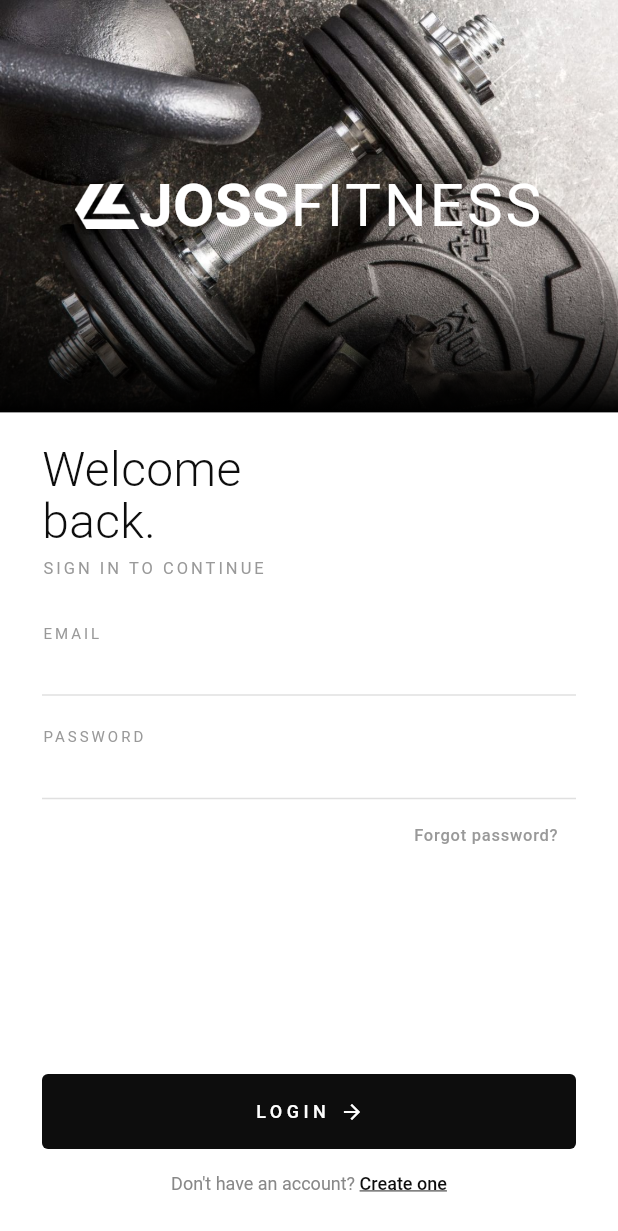
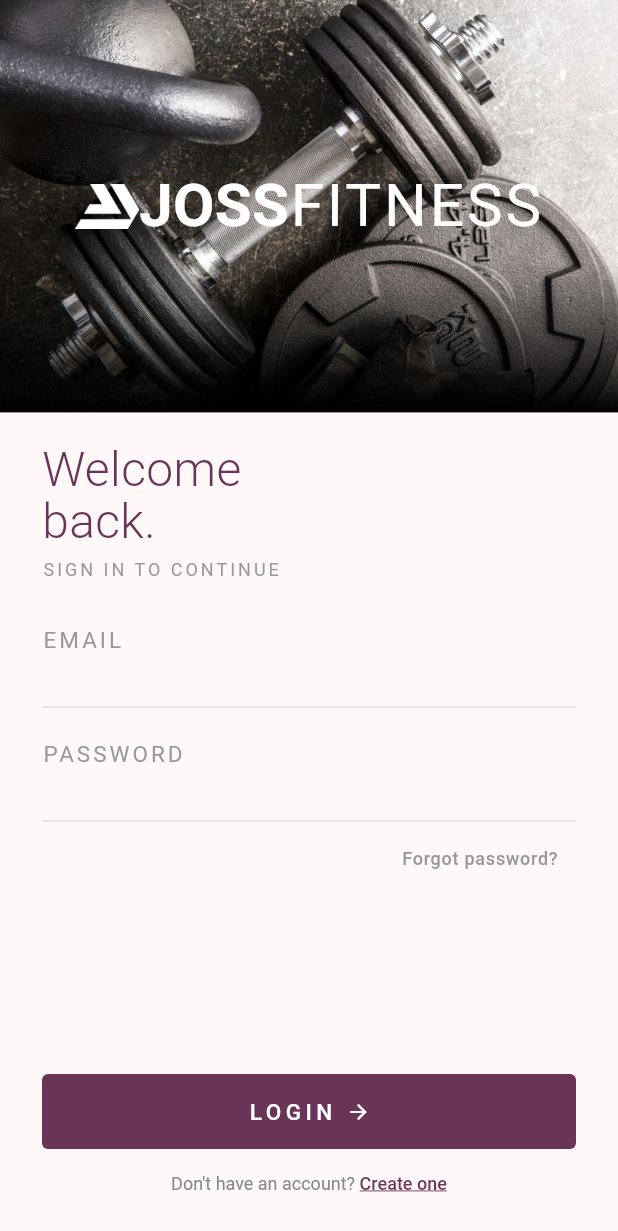
Before and after one commit to emiDeAguilar/supa_gym, a Flutter app: the screen it shows after launch, on a phone screen of 412 x 824 dp. Shown: the top 1231 px of the screen. Run offline on Flutter 3.47's test engine with Material 3 defaults, Android fonts, the phone set to English and light mode, and no system bars; our stand-ins replace flutter_riverpod, supabase_flutter; accounts and stored records are empty; Roboto replaces fonts that are missing (Montserrat).

Commit message:
styles for login and sign up

```diff
--- a/lib/main.dart
+++ b/lib/main.dart
@@ -18,21 +18,21 @@
 
   @override
   Widget build(BuildContext context) {
-    final Color colorScheme = const Color.fromARGB(255, 255, 255, 255);
+    const Color seedColor = Color.fromRGBO(255, 0, 212, 1);
+
   final lightTheme = ThemeData(
     useMaterial3: true,
-      colorScheme: const ColorScheme.light(
-    primary: Colors.white,
-    onPrimary: Colors.black,
-    surface: Colors.black,
-    onSurface: Colors.white,
+    colorScheme: ColorScheme.fromSeed(
+      seedColor: seedColor,
+      brightness: Brightness.light,
+
     ),
   );
 
   final darkTheme = ThemeData(
     useMaterial3: true,
     colorScheme: ColorScheme.fromSeed(
-        seedColor: colorScheme,
+      seedColor: seedColor,
       brightness: Brightness.dark,
     ),
   );
--- a/lib/screens/features/auth/login_page.dart
+++ b/lib/screens/features/auth/login_page.dart
@@ -2,7 +2,7 @@
 import 'package:supa_routines/screens/features/auth/auth_service.dart';
 import 'package:supa_routines/screens/features/auth/register_page.dart';
 import 'package:supa_routines/widgets/gym_logo.dart';
-
+import 'package:supa_routines/styles/app_text_styles.dart';
 class LoginPage extends StatefulWidget {
   const LoginPage({super.key});
 
@@ -34,7 +34,7 @@
   Widget build(BuildContext context) {
     return Scaffold(
   resizeToAvoidBottomInset: false,
-  backgroundColor: Theme.of(context).colorScheme.primaryContainer,
+  backgroundColor: Theme.of(context).colorScheme.surface,
   body: SafeArea(
     child: Column(
       children: [
@@ -79,7 +79,7 @@
               ),
               Container(
               alignment: Alignment.center,
-              child: const GymLogo(isLightBg: false, logoSize: 40,),
+              child: const GymLogo(isDarkBg: true, logoSize: 40,),
             ),
             ],
           ),
@@ -93,20 +93,20 @@
               crossAxisAlignment: CrossAxisAlignment.start,
               children: [
                 const SizedBox(height: 20),
-                const Text(
+                 Text(
                   'Welcome\nback.',
                   style: TextStyle(
                     fontSize: 32,
                     fontWeight: FontWeight.w300,
-                    color: Color(0xFF0D0D0D),
+                    color: Theme.of(context).colorScheme.onPrimaryContainer,
                     height: 1.1,
                   ),
                 ),
                 const SizedBox(height: 6),
-                const Text(
+                 Text(
                   'SIGN IN TO CONTINUE',
                   style: TextStyle(
-                    fontSize: 11,
+                    fontSize: AppTextStyles.smallFont,
                     letterSpacing: 2,
                     color: Color(0xFF999999),
                   ),
@@ -117,7 +117,7 @@
                 const Text(
                   'EMAIL',
                   style: TextStyle(
-                    fontSize: 10,
+                    fontSize: AppTextStyles.mediumFont,
                     letterSpacing: 2,
                     color: Color(0xFF999999),
                   ),
@@ -150,7 +150,7 @@
                 const Text(
                   'PASSWORD',
                   style: TextStyle(
-                    fontSize: 10,
+                    fontSize: AppTextStyles.mediumFont,
                     letterSpacing: 2,
                     color: Color(0xFF999999),
                   ),
@@ -186,7 +186,7 @@
                     child: const Text(
                       'Forgot password?',
                       style: TextStyle(
-                        fontSize: 11,
+                        fontSize: AppTextStyles.smallFont,
                         color: Color(0xFF999999),
                         letterSpacing: 0.5,
                       ),
@@ -203,7 +203,7 @@
                   child: ElevatedButton(
                     onPressed: login,
                     style: ElevatedButton.styleFrom(
-                      backgroundColor: const Color(0xFF0D0D0D),
+                      backgroundColor: Theme.of(context).colorScheme.onPrimaryContainer,
                       foregroundColor: Colors.white,
                       elevation: 0,
                       shape: RoundedRectangleBorder(
@@ -215,7 +215,7 @@
                       children: [
                         Text(
                           'LOGIN',
-                          style: TextStyle(letterSpacing: 3, fontSize: 12),
+                          style: TextStyle(letterSpacing: 3, fontSize: AppTextStyles.mediumFont),
                         ),
                         SizedBox(width: 8),
                         Icon(Icons.arrow_forward, size: 16),
@@ -233,14 +233,14 @@
                       MaterialPageRoute(builder: (_) => const RegisterPage()),
                     ),
                     child: RichText(
-                      text: const TextSpan(
-                        style: TextStyle(fontSize: 12, color: Color(0xFF888888)),
+                      text:  TextSpan(
+                        style: TextStyle(fontSize: AppTextStyles.smallFont, color: Color(0xFF888888)),
                         children: [
                           TextSpan(text: "Don't have an account? "),
                           TextSpan(
                             text: 'Create one',
                             style: TextStyle(
-                              color: Color(0xFF0D0D0D),
+                              color: Theme.of(context).colorScheme.onPrimaryContainer,
                               fontWeight: FontWeight.w500,
                               decoration: TextDecoration.underline,
                             ),
--- a/lib/screens/features/auth/register_page.dart
+++ b/lib/screens/features/auth/register_page.dart
@@ -3,6 +3,7 @@
 import 'package:supa_routines/screens/features/auth/auth_service.dart';
 import 'package:supa_routines/widgets/gym_logo.dart';
 import 'package:supabase_flutter/supabase_flutter.dart';
+import 'package:supa_routines/styles/app_text_styles.dart';
 
 class RegisterPage extends StatefulWidget {
   const RegisterPage({super.key});
@@ -55,8 +56,8 @@
 
   @override
   Widget build(BuildContext context) {
-    Color bg = Theme.of(context).colorScheme.primaryContainer;
-    Color text = Theme.of(context).colorScheme.onPrimaryContainer;
+    Color bg = Theme.of(context).colorScheme.surface;
+    Color text = Theme.of(context).colorScheme.onSurface;
     return Scaffold(
       resizeToAvoidBottomInset: false,
 
@@ -73,21 +74,8 @@
             const SizedBox(height: 20),
             Container(
               alignment: Alignment.center,
-              child: const GymLogo(isLightBg: true, logoSize: 40,),
+              child: const GymLogo(isDarkBg: false, logoSize: 30,),
             ),
-            const SizedBox(height: 20),
-
-            const Text(
-              'Sign Up.',
-              style: TextStyle(
-                fontSize: 32,
-                fontWeight: FontWeight.w300,
-                color: Color(0xFF0D0D0D),
-                height: 1.1,
-              ),
-            ),
-
-            const SizedBox(height: 28),
 
             const Text(
               'EMAIL',
@@ -194,7 +182,7 @@
               height: 50,
               child: ElevatedButton(
                 style: ElevatedButton.styleFrom(
-                  backgroundColor: const Color(0xFF0D0D0D),
+                  backgroundColor: Theme.of(context).colorScheme.onPrimaryContainer,
                   foregroundColor: Colors.white,
                   elevation: 0,
                   shape: RoundedRectangleBorder(
@@ -221,7 +209,8 @@
                         children: [
                           Text(
                             'SIGN UP',
-                            style: TextStyle(letterSpacing: 3, fontSize: 12),
+                            style: TextStyle(letterSpacing: 3, fontSize: 12,
+                           ),
                           ),
                           SizedBox(width: 8),
                           Icon(Icons.arrow_forward, size: 16),
--- /dev/null
+++ b/lib/styles/app_text_styles.dart
@@ -0,0 +1,8 @@
+class AppTextStyles {
+  // Use 'static' so you don't have to create an instance of the class to use them
+  static const double smallFont = 12.0;
+  static const double mediumFont = 15.0; // Fixed: 4 was likely a typo!
+  static const double bigFont = 18.0;
+  static const double smallTitleFont = 40.0;
+  static const double mediumTitleFont = 50.0;
+}
--- a/lib/widgets/gym_logo.dart
+++ b/lib/widgets/gym_logo.dart
@@ -1,15 +1,23 @@
 import 'package:flutter/material.dart';
 
 class GymLogo extends StatelessWidget {
-  final bool isLightBg;
+  final bool isDarkBg;
   final double logoSize;
 
-  const GymLogo({super.key, required this.isLightBg, required this.logoSize});
+  const GymLogo({super.key, required this.isDarkBg, required this.logoSize});
 
   @override
   Widget build(BuildContext context) {
-    Color lightText = Theme.of(context).colorScheme.onPrimaryContainer;
+    Color lightText = Theme.of(context).colorScheme.onSurface;
     Color darkText = Colors.white;
+
+
+bool isItDark = Theme.of(context).brightness == Brightness.dark;
+
+
+final String asset = isItDark
+    ? 'assets/images/isotipo_blanco.png'
+    : 'assets/images/isotipo.png';
 
     return Row(
       mainAxisAlignment: MainAxisAlignment.center,
@@ -19,17 +27,17 @@
           height: logoSize*0.75,
           child: FittedBox(
             fit: BoxFit.contain,
-            child:
-            isLightBg?
-            Image(image: AssetImage('assets/image s/isotipo.png'))
-            :
-            Image(image: AssetImage('assets/images/isotipo_blanco.png')),
+            child: isDarkBg
+                ? Image(
+                          image: AssetImage('assets/images/isotipo_blanco.png'),)
+                      : Image(image: AssetImage(asset))
+
           ),
         ),
         Text(
           'JOSS',
           style: TextStyle(
-            color: isLightBg ? lightText : darkText,
+            color: isDarkBg ?   darkText: lightText,
             fontSize: logoSize,
             fontWeight: FontWeight.bold,
             fontFamily: 'Montserrat',
@@ -39,7 +47,7 @@
         Text(
           'FITNESS',
           style: TextStyle(
-            color: isLightBg ? lightText : darkText,
+            color: isDarkBg ?  darkText: lightText ,
             fontSize: logoSize,
             fontWeight: FontWeight.w400,
             letterSpacing: 2.0,
--- a/lib/widgets/user_form.dart
+++ b/lib/widgets/user_form.dart
@@ -1,5 +1,5 @@
 import 'package:flutter/material.dart';
-
+import 'package:supa_routines/styles/app_text_styles.dart';
 class UserForm extends StatefulWidget {
   final String title;
   final GlobalKey<FormState> formKey;
@@ -48,10 +48,7 @@
   @override
   Widget build(BuildContext context) {
     return Scaffold(
-      appBar: AppBar(
-        title: Text(widget.title),
-        centerTitle: true,
-      ),
+
       body: Padding(
         padding: const EdgeInsets.all(16),
         child: Form(
```
Also changed, not shown: assets/images/isotipo.png, assets/images/isotipo_blanco.png, flutter_01.png (added), flutter_02.png (added). Lines whose indentation alone changed are shown as unchanged.
